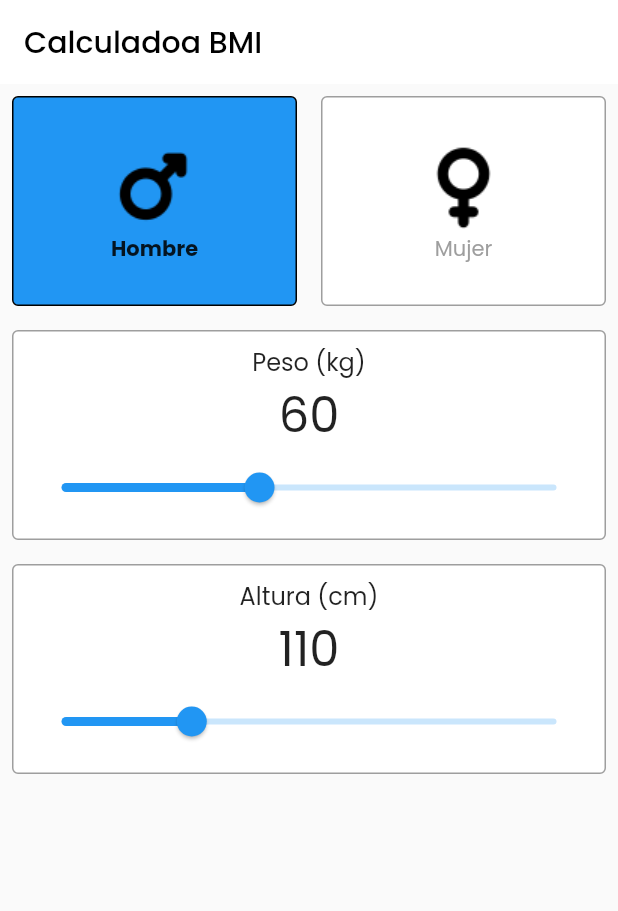
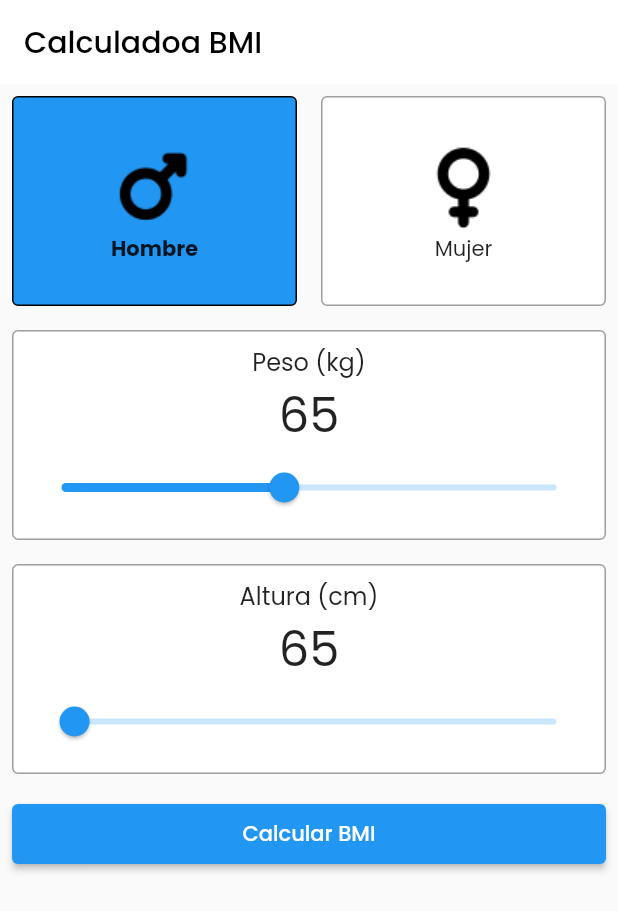
Before and after one commit to PVBLITO111/codigo4_bmi, a Flutter app: the screen it shows after launch, on a phone screen of 412 x 824 dp. Shown: the top 911 px of the screen. Run offline on Flutter 3.47's test engine with Material 2 defaults, Android fonts, the phone set to English and light mode, and no system bars.

Commit message:
aplicación trabajando

```diff
--- a/lib/my_home_page.dart
+++ b/lib/my_home_page.dart
@@ -1,10 +1,25 @@
-import 'package:codigo4_bmi/widgets/custom_card.dart';
+import 'dart:math';
+
 import 'package:codigo4_bmi/widgets/selector_card.dart';
 import 'package:codigo4_bmi/widgets/slider_card.dart';
 import 'package:flutter/material.dart';
 
-class MyHomePage extends StatelessWidget {
+class MyHomePage extends StatefulWidget {
   const MyHomePage({super.key});
+
+  @override
+  State<MyHomePage> createState() => _MyHomePageState();
+}
+
+class _MyHomePageState extends State<MyHomePage> {
+  var weight = 65.0;
+  var height = 65.0;
+  var result = 0.0;
+  var showResult = false;
+
+  double calculateBmi(double weight, double height) {
+    return weight / pow((height / 100), 2);
+  }
 
   @override
   Widget build(BuildContext context) {
@@ -18,19 +33,57 @@ class MyHomePage extends StatelessWidget {
           ),
         ),
         body: Column(
-          children: const [
-            SelectorCard(),
+          children: [
+            const SelectorCard(),
             SliderCard(
               title: 'Peso (kg)',
               min: 20,
               max: 120,
-              initialValue: 60,
+              initialValue: weight,
+              onChange: (val) {
+                setState(() {
+                  weight = val;
+                  result = calculateBmi(weight, height);
+                });
+              },
             ),
             SliderCard(
               title: 'Altura (cm)',
               min: 60,
               max: 250,
-              initialValue: 110,
+              initialValue: height,
+              onChange: (val) {
+                setState(() {
+                  height = val;
+                  result = calculateBmi(weight, height);
+                });
+              },
+            ),
+            Padding(
+              padding: const EdgeInsets.all(8.0),
+              child: ElevatedButton(
+                style: ElevatedButton.styleFrom(
+                    minimumSize: const Size.fromHeight(40)),
+                onPressed: () {
+                  setState(() {
+                    result = calculateBmi(weight, height);
+                    showResult = true;
+                  });
+                },
+                child: const Text('Calcular BMI'),
+              ),
+            ),
+            Visibility(
+              visible: showResult,
+              child: Card(
+                child: Padding(
+                  padding: const EdgeInsets.all(8.0),
+                  child: Text(
+                    'Su índice de mas corporal es ${result.round()}',
+                    style: const TextStyle(fontSize: 16),
+                  ),
+                ),
+              ),
             )
           ],
         ));
--- /dev/null
+++ b/lib/widgets/image_card.dart
@@ -0,0 +1,37 @@
+import 'package:codigo4_bmi/widgets/custom_card.dart';
+import 'package:flutter/material.dart';
+
+class ImageCard extends StatelessWidget {
+  final bool isSelected;
+  final String image;
+  final String text;
+  final VoidCallback? onPressed;
+
+  const ImageCard(
+      {super.key,
+      this.isSelected = true,
+      required this.image,
+      required this.text,
+      this.onPressed});
+
+  @override
+  Widget build(BuildContext context) {
+    return GestureDetector(
+      onTap: onPressed,
+      child: CustomCard(
+        backgroundColor: isSelected ? Colors.blue : Colors.white,
+        borderColor: isSelected ? Colors.black : Colors.grey,
+        child: Column(
+          mainAxisAlignment: MainAxisAlignment.center,
+          children: [
+            Image.asset(image),
+            Text(text,
+                style: isSelected
+                    ? const TextStyle(fontWeight: FontWeight.bold)
+                    : const TextStyle(fontWeight: FontWeight.normal)),
+          ],
+        ),
+      ),
+    );
+  }
+}
--- a/lib/widgets/selector_card.dart
+++ b/lib/widgets/selector_card.dart
@@ -1,4 +1,4 @@
-import 'package:codigo4_bmi/widgets/custom_card.dart';
+import 'package:codigo4_bmi/widgets/image_card.dart';
 import 'package:flutter/material.dart';
 
 class SelectorCard extends StatefulWidget {
@@ -14,36 +14,27 @@ class _SelectorCardState extends State<SelectorCard> {
   Widget build(BuildContext context) {
     return Row(children: [
       Expanded(
-        child: CustomCard(
-          backgroundColor: _isSelected ? Colors.blue : Colors.white,
-          borderColor: _isSelected ? Colors.black : Colors.grey,
-          child: Column(
-            mainAxisAlignment: MainAxisAlignment.center,
-            children: [
-              Image.asset('images/male.png'),
-              Text('Hombre',
-                  style: _isSelected
-                      ? const TextStyle(fontWeight: FontWeight.bold)
-                      : const TextStyle(fontWeight: FontWeight.normal)),
-            ],
-          ),
+        child: ImageCard(
+          isSelected: _isSelected,
+          image: 'images/male.png',
+          text: 'Hombre',
+          onPressed: () {
+            setState(() {
+              _isSelected = true;
+            });
+          },
         ),
       ),
       Expanded(
-        child: CustomCard(
-          backgroundColor: !_isSelected ? Colors.blue : Colors.white,
-          borderColor: !_isSelected ? Colors.black : Colors.grey,
-          child: Column(
-            mainAxisAlignment: MainAxisAlignment.center,
-            children: [
-              Image.asset('images/female.png'),
-              Text('Mujer',
-                  style: !_isSelected
-                      ? const TextStyle(fontWeight: FontWeight.bold)
-                      : const TextStyle(
-                          fontWeight: FontWeight.normal, color: Colors.grey)),
-            ],
-          ),
+        child: ImageCard(
+          isSelected: !_isSelected,
+          image: 'images/female.png',
+          text: 'Mujer',
+          onPressed: () {
+            setState(() {
+              _isSelected = false;
+            });
+          },
         ),
       )
     ]);
--- a/lib/widgets/slider_card.dart
+++ b/lib/widgets/slider_card.dart
@@ -6,12 +6,15 @@ class SliderCard extends StatefulWidget {
   final double min;
   final double max;
   final double initialValue;
+  final Function(double val)? onChange;
+
   const SliderCard(
       {super.key,
       required this.title,
       required this.min,
       required this.max,
-      required this.initialValue});
+      required this.initialValue,
+      this.onChange});
 
   @override
   State<SliderCard> createState() => _SliderCardState();
@@ -49,6 +52,9 @@ class _SliderCardState extends State<SliderCard> {
               setState(() {
                 currentValue = value;
               });
+              if (widget.onChange != null) {
+                widget.onChange!(currentValue);
+              }
               // print(currentValue);
             }),
       ]),
```
